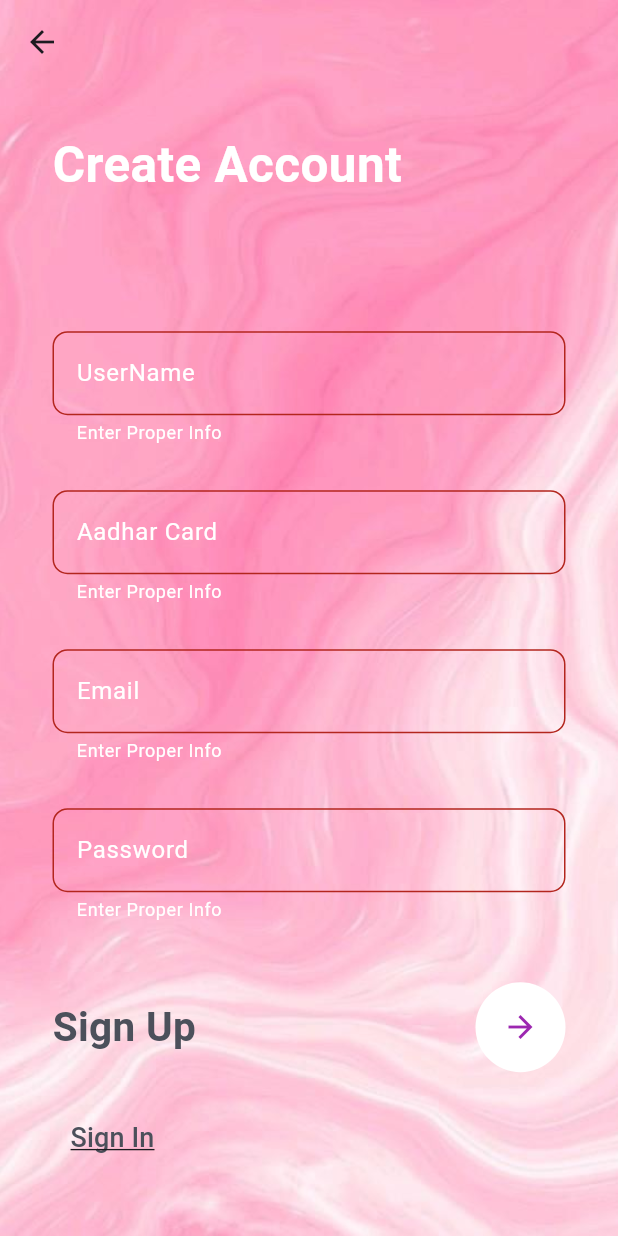
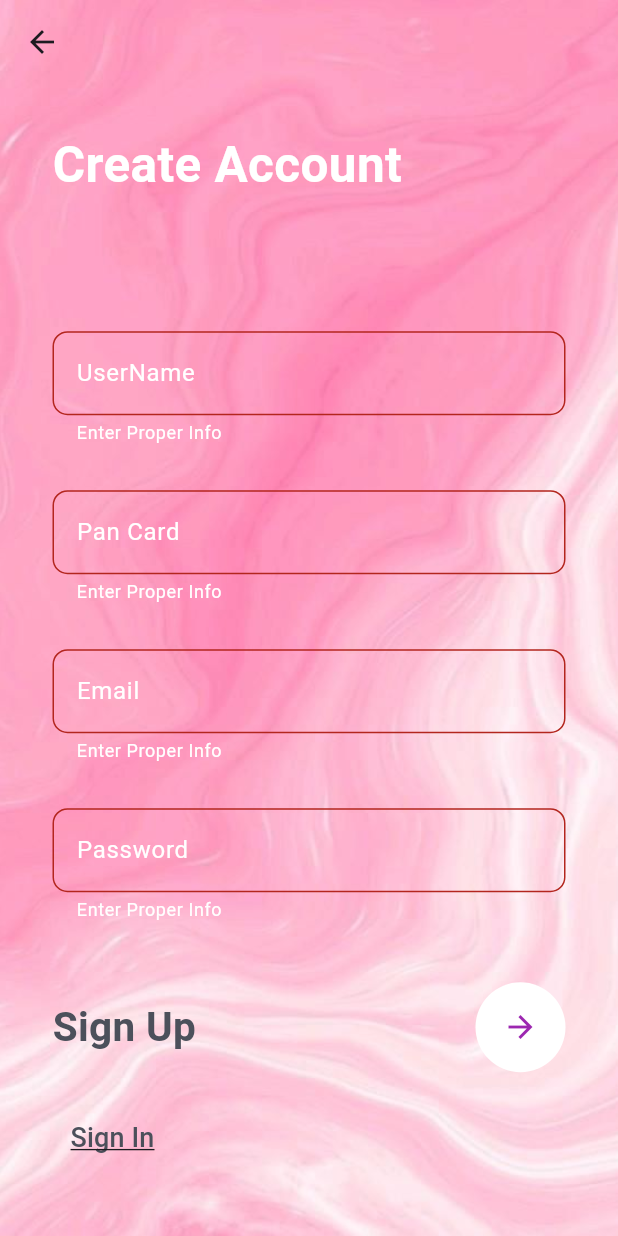
Before and after one commit to piyushpandey955/HerShield_Hacknovate, a Flutter app: the MyRegister screen opened by its route, after a tap on the "arrow forward" icon, on a phone screen of 412 x 824 dp. Run offline on Flutter 3.47's test engine with Material 3 defaults, Android fonts, the light colour scheme and no system bars; our stand-ins replace awesome_notifications, image_picker, shared_preferences; accounts and stored records are empty.

Commit message:
profile done

```diff
--- a/lib/register.dart
+++ b/lib/register.dart
@@ -134,7 +134,7 @@ class _MyRegisterState extends State<MyRegister> {
                                     color: Colors.black,
                                   ),
                                 ),
-                                hintText: "Aadhar Card",
+                                hintText: "Pan Card",
                                 hintStyle: const TextStyle(color: Colors.white),
                                 border: OutlineInputBorder(
                                   borderRadius: BorderRadius.circular(10),
```
Also changed, not shown: lib/map_page.dart (added).
